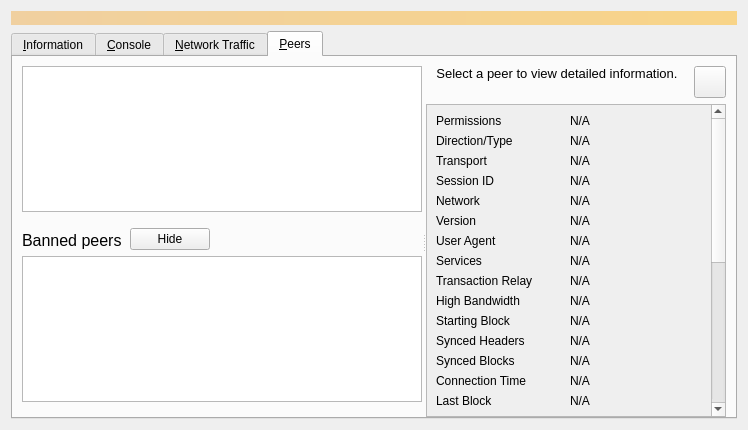
First picture: the form in src/qt/forms/debugwindow.ui, repository bitcoinknots/bitcoin, before the edit.
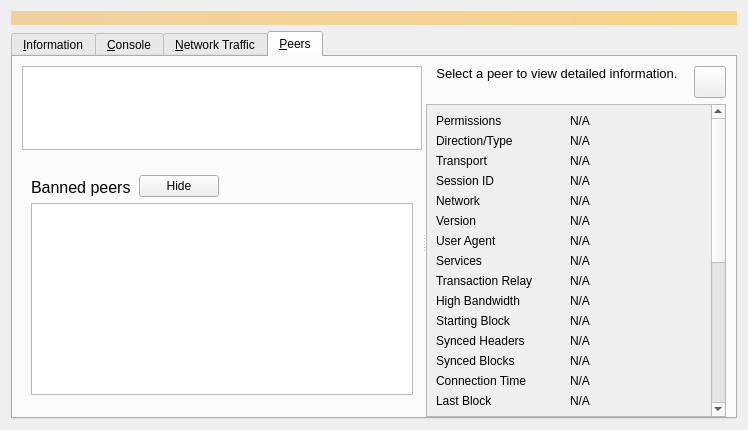
Second picture: the form after the edit. The open tabs and pages were chosen to show the change. Icons and pictures are not drawn. Custom widgets are drawn as their Qt base class.

Commit message:
GUI/Peers: Review fixes: Wrapped ban section in a container for better spacing and implemented requested whitespace review fixes.
Wrapped the ban heading and table in a container widget to control visibility and spacing as a unit. This ensures the ban section (including margins) only appears when banned peers exist, preventing excess bottom padding when the list is empty.

```diff
--- a/src/qt/forms/debugwindow.ui
+++ b/src/qt/forms/debugwindow.ui
@@ -915,7 +915,7 @@
           </property>
           <layout class="QVBoxLayout" name="verticalLayout_7">
            <property name="bottomMargin">
-            <number>15</number>  <!-- Remove bottom margin -->
+            <number>22</number>
            </property>
            <item>
             <widget class="QTableView" name="peerWidget">
@@ -940,6 +940,12 @@
             </widget>
            </item>
            <item>
+            <widget class="QWidget" name="banSectionContainer" native="true">
+             <layout class="QVBoxLayout" name="banSectionLayout">
+              <property name="bottomMargin">
+               <number>0</number>
+              </property>
+              <item>
             <layout class="QHBoxLayout" name="banHeadingLayout">
              <property name="spacing">
               <number>8</number>
@@ -1031,6 +1037,9 @@
              <attribute name="horizontalHeaderHighlightSections">
               <bool>false</bool>
              </attribute>
+               </widget>
+              </item>
+             </layout>
             </widget>
            </item>
           </layout>
```
Lines whose indentation alone changed are shown as unchanged. The commit also changes 2 other files.
